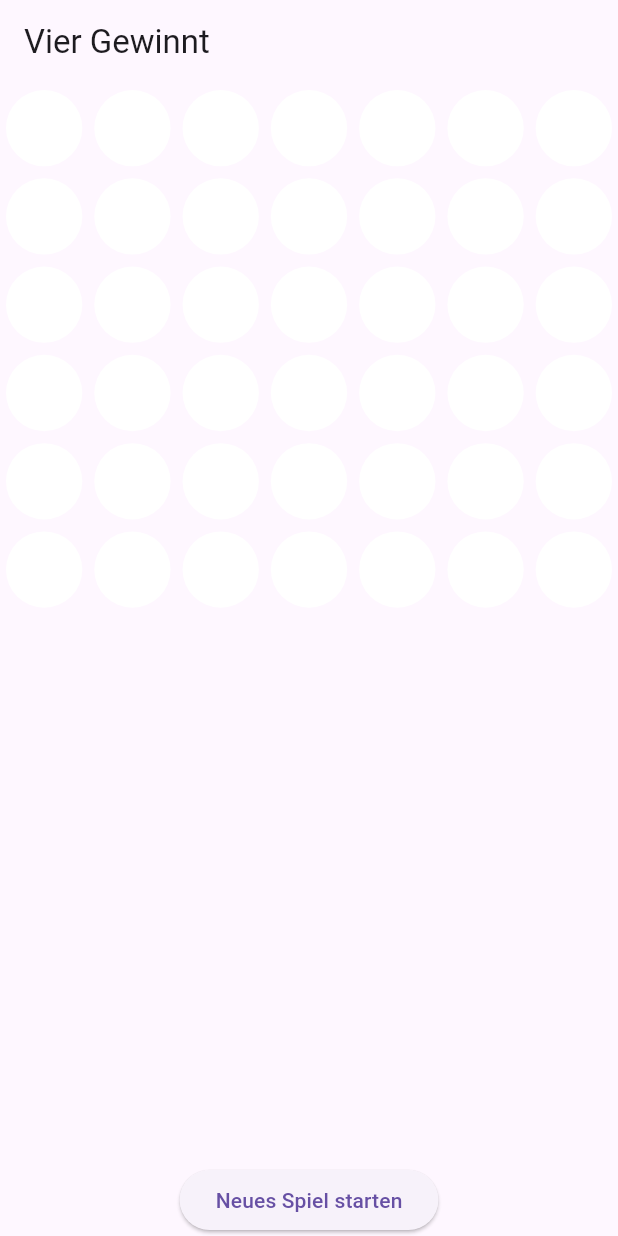
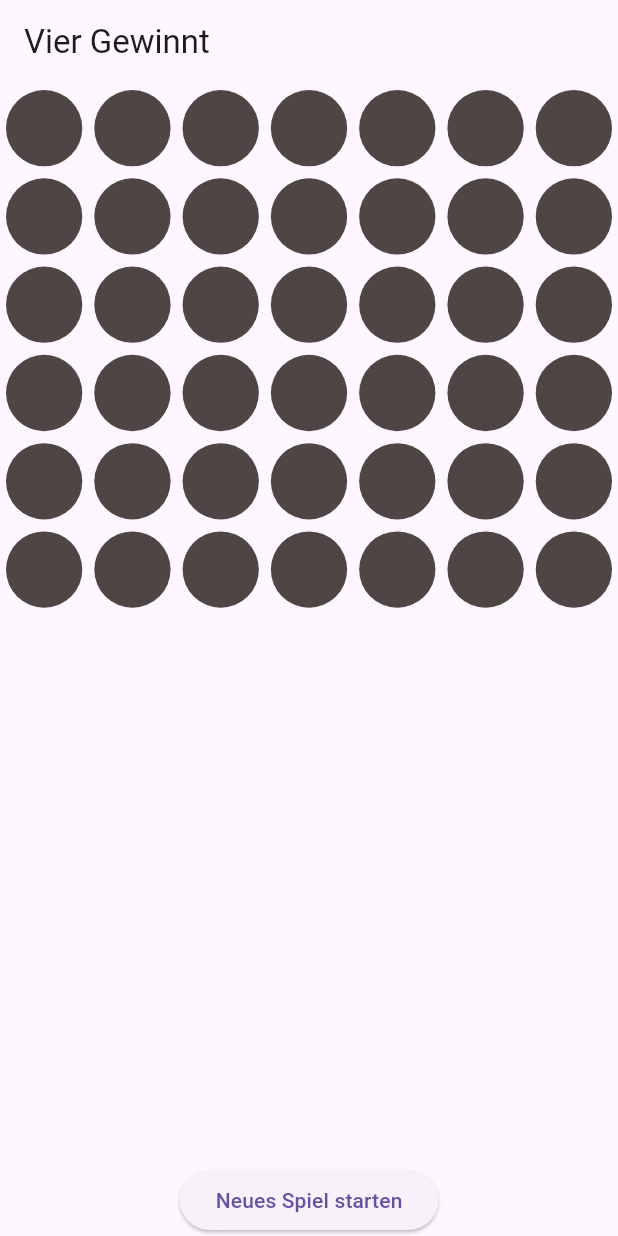
Before and after one commit to RaxoTheOne/vier_gewinnt, a Flutter app: the screen it shows after launch, on a phone screen of 412 x 824 dp. Run offline on Flutter 3.47's test engine with Material 3 defaults, Android fonts, the phone set to English and light mode, and no system bars.

Commit message:
color changed

```diff
--- a/lib/main.dart
+++ b/lib/main.dart
@@ -126,7 +126,7 @@ class _VierGewinntState extends State<VierGewinnt> {
                 child: Container(
                   margin: EdgeInsets.all(4),
                   decoration: BoxDecoration(
-                    color: board[row][col] ?? Colors.white,
+                    color: board[row][col] ?? Color.fromARGB(255, 79, 69, 69),
                     shape: BoxShape.circle,
                   ),
                   width: 60, // Adjust size of game pieces for visibility
```
